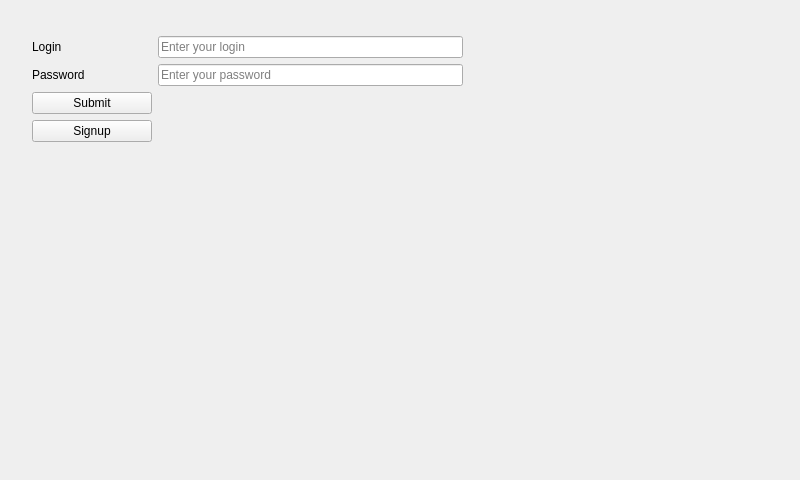
First picture: the form in client/src/LoginPage.ui, repository cpp-park-vk-education/2023_1_C--, before the edit.
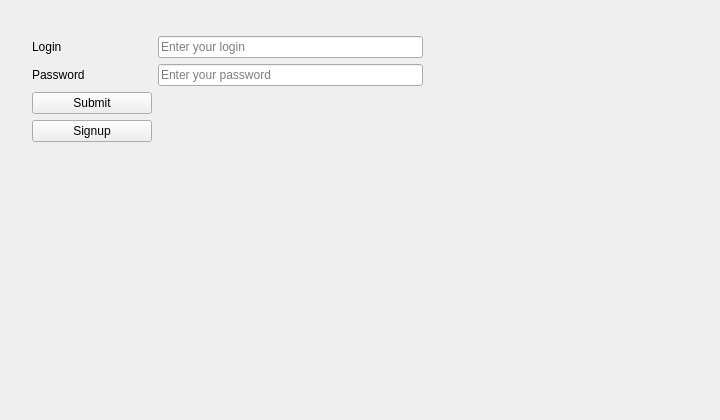
Second picture: the form after the edit.

What changed in the file:
```diff
--- a/client/src/LoginPage.ui
+++ b/client/src/LoginPage.ui
@@ -9,8 +9,8 @@
    <rect>
     <x>0</x>
     <y>0</y>
-    <width>800</width>
-    <height>480</height>
+    <width>720</width>
+    <height>420</height>
    </rect>
   </property>
   <property name="windowTitle">
```
